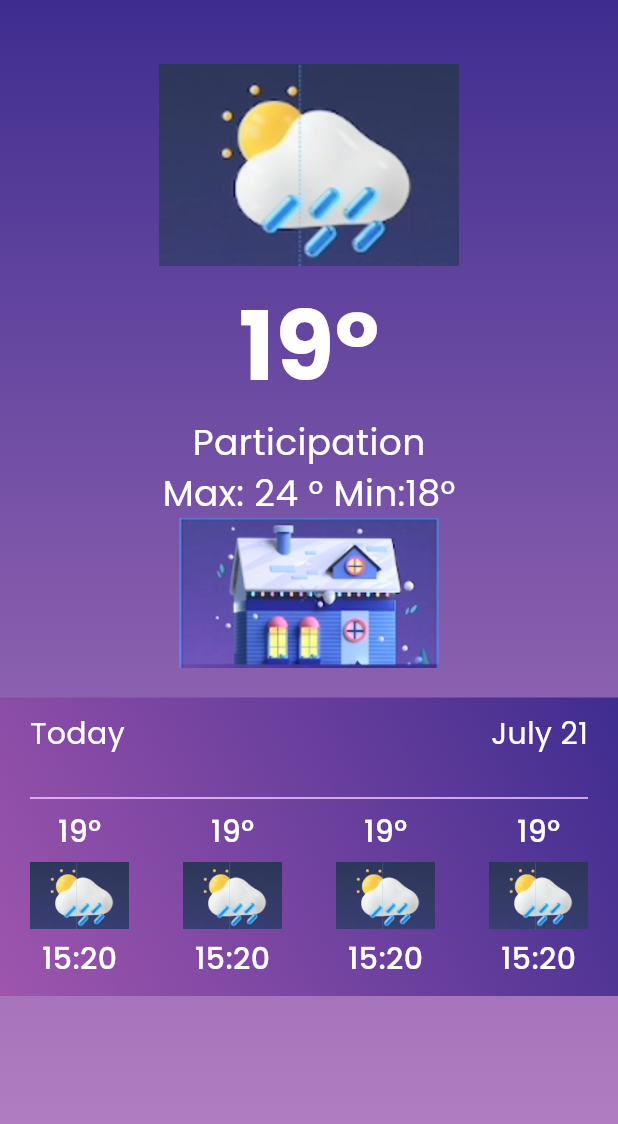
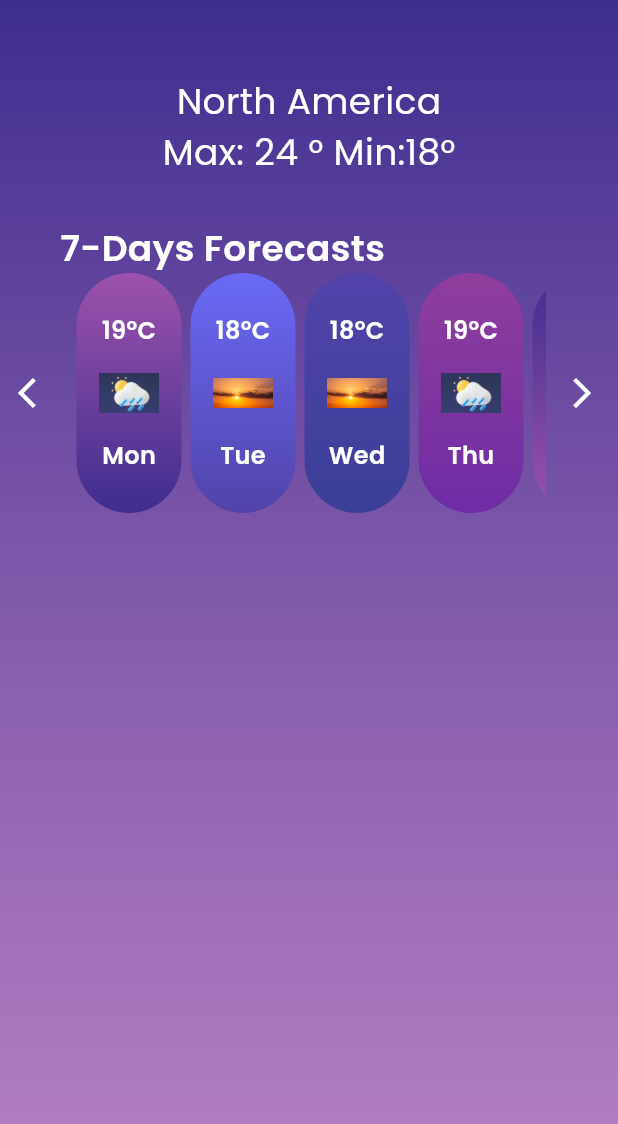
Before and after one commit to mahadi-shakkor/weather_app, a Flutter app: the screen it shows after launch, on a phone screen of 412 x 824 dp. Shown: the top 1124 px of the screen. Run offline on Flutter 3.47's test engine with Material 3 defaults, Android fonts, the phone set to English and light mode, and no system bars; our stand-ins replace google_fonts.

Commit message:
scrobble list

```diff
--- /dev/null
+++ b/lib/WeatherCard.dart
@@ -0,0 +1,71 @@
+import 'package:flutter/material.dart';
+import 'package:google_fonts/google_fonts.dart';
+
+class WeatherCard extends StatelessWidget {
+  final String temperature;
+  final String day;
+  final String imagePath;
+  final List<Color> gradientColors;
+
+  const WeatherCard({
+    Key? key,
+    required this.temperature,
+    required this.day,
+    required this.imagePath,
+    this.gradientColors = const [Color(0xFF3E2D8F), Color(0xFF9D52AC)],
+  }) : super(key: key);
+
+  @override
+  Widget build(BuildContext context) {
+    return Padding(
+      padding: const EdgeInsets.symmetric(horizontal: 3),
+      child: Container(
+        height: 160,
+        width: 70,
+
+        decoration: BoxDecoration(
+          borderRadius: BorderRadius.circular(40),
+          gradient: LinearGradient(
+            colors: gradientColors,
+            begin: Alignment.topCenter,
+            end: Alignment.bottomCenter,
+          ),
+        ),
+        child: Column(
+
+          mainAxisAlignment: MainAxisAlignment.center,
+          children: [
+            Text(
+              temperature,
+              style: GoogleFonts.poppins(
+                fontSize: 16,
+                color: Colors.white,
+                fontWeight: FontWeight.w600,
+              ),
+            ),
+            SizedBox(height: 10),
+            Container(
+              height: 40,
+              width: 40,
+              decoration: BoxDecoration(
+                image: DecorationImage(
+                  image: AssetImage(imagePath),
+                  fit: BoxFit.contain,
+                ),
+              ),
+            ),
+            SizedBox(height: 10),
+            Text(
+              day,
+              style: GoogleFonts.poppins(
+                fontSize: 16,
+                color: Colors.white,
+                fontWeight: FontWeight.w600,
+              ),
+            ),
+          ],
+        ),
+      ),
+    );
+  }
+}
--- /dev/null
+++ b/lib/WeatherForecastScroller.dart
@@ -0,0 +1,112 @@
+import 'package:flutter/material.dart';
+
+import 'WeatherCard.dart';
+
+class WeatherForecastScroller extends StatefulWidget {
+  const WeatherForecastScroller({super.key});
+
+  @override
+  State<WeatherForecastScroller> createState() => _WeatherForecastScrollerState();
+}
+
+class _WeatherForecastScrollerState extends State<WeatherForecastScroller> {
+  final ScrollController _scrollController = ScrollController();
+
+  final List<Map<String, dynamic>> forecastData = [
+    {
+      "temp": "19°C",
+      "day": "Mon",
+      "img": "assets/images/s3.png",
+      "gradient": [Color(0xFF9D52AC), Color(0xFF3E2D8F)],
+    },
+    {
+      "temp": "18°C",
+      "day": "Tue",
+      "img": "assets/images/s2.png",
+      "gradient": [Color(0xFF6A6AF6), Color(0xFF5243AA)],
+    },
+    {
+      "temp": "18°C",
+      "day": "Wed",
+      "img": "assets/images/s2.png",
+      "gradient": [Color(0xFF5243AA), Color(0xFF3A3F97)],
+    },
+    {
+      "temp": "19°C",
+      "day": "Thu",
+      "img": "assets/images/s3.png",
+      "gradient": [Color(0xFF8F3E9C), Color(0xFF6E2CA5)],
+    },
+    {
+      "temp": "20°C",
+      "day": "Fri",
+      "img": "assets/images/s3.png",
+      "gradient": [Color(0xFF3E2D8F), Color(0xFF9D52AC)],
+    },
+  ];
+
+
+  void _scrollLeft() {
+    _scrollController.animateTo(
+      _scrollController.offset - 100,
+      duration: const Duration(milliseconds: 300),
+      curve: Curves.easeOut,
+    );
+  }
+
+  void _scrollRight() {
+    _scrollController.animateTo(
+      _scrollController.offset + 100,
+      duration: const Duration(milliseconds: 300),
+      curve: Curves.easeOut,
+    );
+  }
+
+  @override
+  Widget build(BuildContext context) {
+    return Container(
+
+
+      child: Column(
+        crossAxisAlignment: CrossAxisAlignment.start,
+        children: [
+
+
+          Row(
+            children: [
+              IconButton(
+                onPressed: _scrollLeft,
+                icon: const Icon(Icons.arrow_back_ios, color: Colors.white),
+              ),
+              Expanded(
+                child: SizedBox(
+                  height: 160,
+
+                  child: ListView.builder(
+                    controller: _scrollController,
+                    scrollDirection: Axis.horizontal,
+                    itemCount: forecastData.length,
+                    itemBuilder: (context, index) {
+                      final item = forecastData[index];
+                      return WeatherCard(
+                        temperature: item['temp'],
+                        day: item['day'],
+                        imagePath: item['img'],
+                          gradientColors:item['gradient']
+
+                      );
+                    },
+                  ),
+                ),
+              ),
+              IconButton(
+                onPressed: _scrollRight,
+                icon: const Icon(Icons.arrow_forward_ios, color: Colors.white),
+              ),
+            ],
+          ),
+        ],
+      ),
+    );
+  }
+}
--- a/lib/main.dart
+++ b/lib/main.dart
@@ -1,4 +1,5 @@
 import 'package:flutter/material.dart';
+import 'package:weather_app/page3.dart';
 import 'package:weather_app/plash_sceen.dart';
 import 'package:weather_app/todays_weather.dart';
 
@@ -17,7 +18,7 @@ class MyApp extends StatelessWidget {
       theme: ThemeData(
         colorScheme: ColorScheme.fromSeed(seedColor: Colors.deepPurple),
       ),
-      home: Todays_weather(),
+      home: Page3(),
     );
   }
 }
--- /dev/null
+++ b/lib/page3.dart
@@ -0,0 +1,58 @@
+import 'package:flutter/material.dart';
+import 'package:google_fonts/google_fonts.dart';
+import 'package:weather_app/WeatherForecastScroller.dart';
+import 'package:weather_app/widgets/custom_bg.dart';
+
+import 'WeatherCard.dart';
+
+class Page3 extends StatelessWidget {
+  const Page3({super.key});
+
+  @override
+  Widget build(BuildContext context) {
+    return custom_bg(
+      mainChild: SingleChildScrollView(
+        child: Column(
+          children: [
+            SizedBox(height: 50),
+            Text(
+              "North America",
+              style: GoogleFonts.poppins(
+                fontSize: 24,
+                color: Colors.white,
+                fontWeight: FontWeight.w400,
+              ),
+            ),
+            Text(
+              "Max: 24 ° Min:18°",
+              style: GoogleFonts.poppins(
+                fontSize: 24,
+                color: Colors.white,
+                fontWeight: FontWeight.w400,
+              ),
+            ),
+            SizedBox(height: 30),
+            // Wrap your Align widget with a Padding widget
+            Padding(
+              padding: const EdgeInsets.only(left: 40.0), // Adds 20 pixels of
+              // space on the left
+              child: Align(
+                alignment: Alignment.centerLeft,
+                child: Text(
+                  "7-Days Forecasts",
+                  style: GoogleFonts.poppins(
+                    fontSize: 24,
+                    color: Colors.white,
+                    fontWeight: FontWeight.w600,
+                  ),
+                ),
+              ),
+            ),
+            WeatherForecastScroller(),
+
+          ],
+        ),
+      ),
+    );
+  }
+}
--- a/lib/plash_sceen.dart
+++ b/lib/plash_sceen.dart
@@ -62,8 +62,6 @@ class splash_sceen extends StatelessWidget {
               ),
             ),
           ),
-
-
         ],
       ),
     );
--- a/lib/todays_weather.dart
+++ b/lib/todays_weather.dart
@@ -103,7 +103,6 @@ class Todays_weather extends StatelessWidget {
                   Row(
                     mainAxisAlignment: MainAxisAlignment.spaceBetween,
                     children: [
-
                       HeightLowestweather(
                         hightWaether: '19°',
                         time: "15:20",
@@ -124,11 +123,8 @@ class Todays_weather extends StatelessWidget {
                         time: "15:20",
                         image: "assets/images/s3.png",
                       ),
-
                     ],
                   ),
-
-
                 ],
               ),
             ),
--- a/lib/widgets/custom_bg.dart
+++ b/lib/widgets/custom_bg.dart
@@ -9,9 +9,9 @@ class custom_bg extends StatelessWidget {
   @override
   Widget build(BuildContext context) {
     return Scaffold(
-      body: Container(
-        height: MediaQuery.of(context).size.height,
+      body: Container(height: MediaQuery.of(context).size.height,
         width: MediaQuery.of(context).size.height,
+
         decoration: BoxDecoration(
           gradient: LinearGradient(
             colors: [Color(0xFF3E2D8F), Color(0xFF9D52AC).withOpacity(.7)],
```
